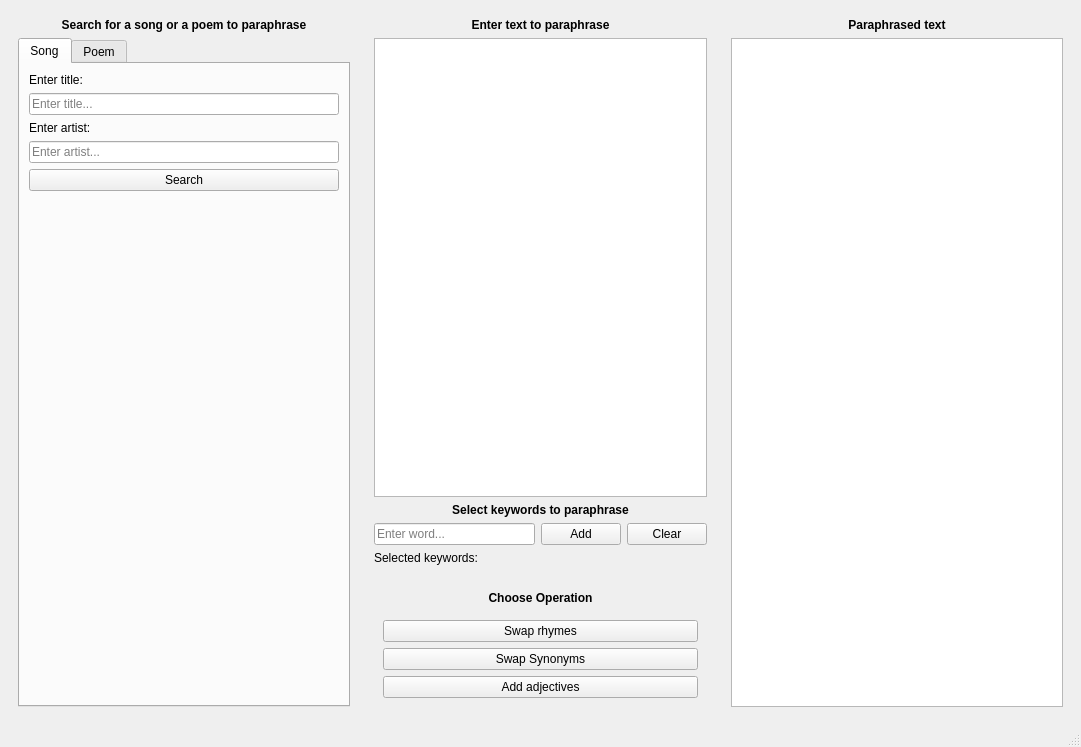
Qt form paraphrase_generator.ui (pgrzankowski/paraphrase-generator-project) before a commit.
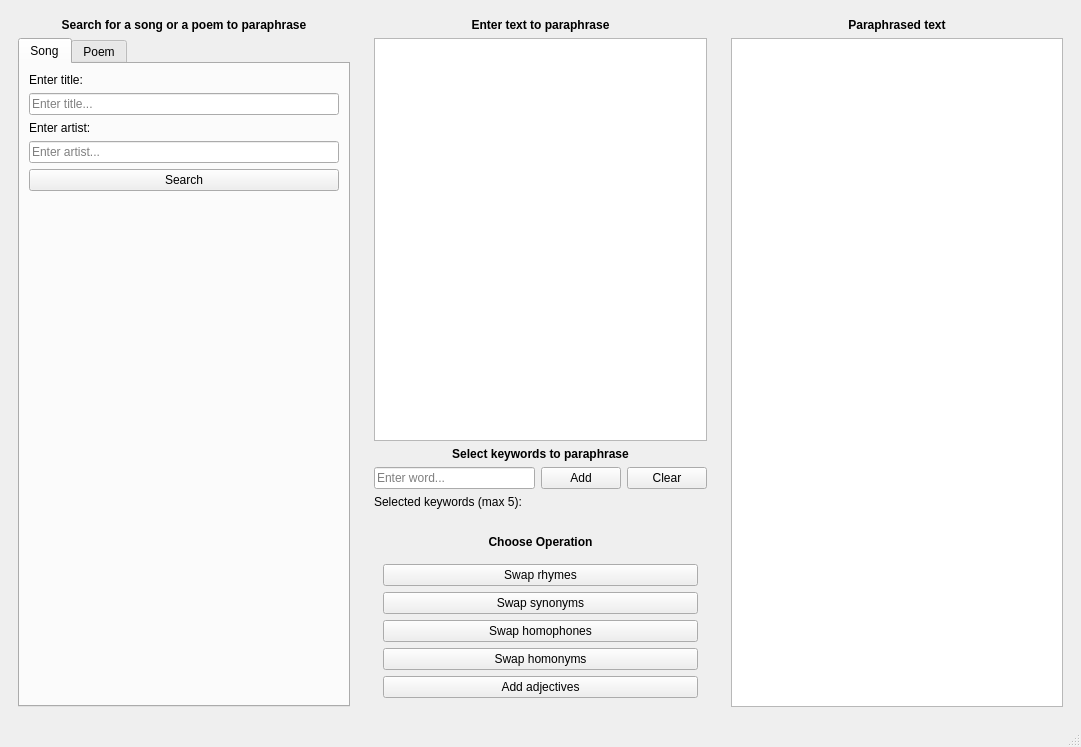
The same form after that commit.

Diff of the .ui file:
```diff
--- a/paraphrase_generator.ui
+++ b/paraphrase_generator.ui
@@ -288,7 +288,7 @@
        <item>
         <widget class="QLabel" name="selectedKeywordsLabel">
          <property name="text">
-          <string>Selected keywords:</string>
+          <string>Selected keywords (max 5):</string>
          </property>
         </widget>
        </item>
@@ -334,7 +334,21 @@
           <item>
            <widget class="QPushButton" name="swapSynonyms">
             <property name="text">
-             <string>Swap Synonyms</string>
+             <string>Swap synonyms</string>
+            </property>
+           </widget>
+          </item>
+          <item>
+           <widget class="QPushButton" name="swapHomophones">
+            <property name="text">
+             <string>Swap homophones</string>
+            </property>
+           </widget>
+          </item>
+          <item>
+           <widget class="QPushButton" name="swapHomonyms">
+            <property name="text">
+             <string>Swap homonyms</string>
             </property>
            </widget>
           </item>
```
